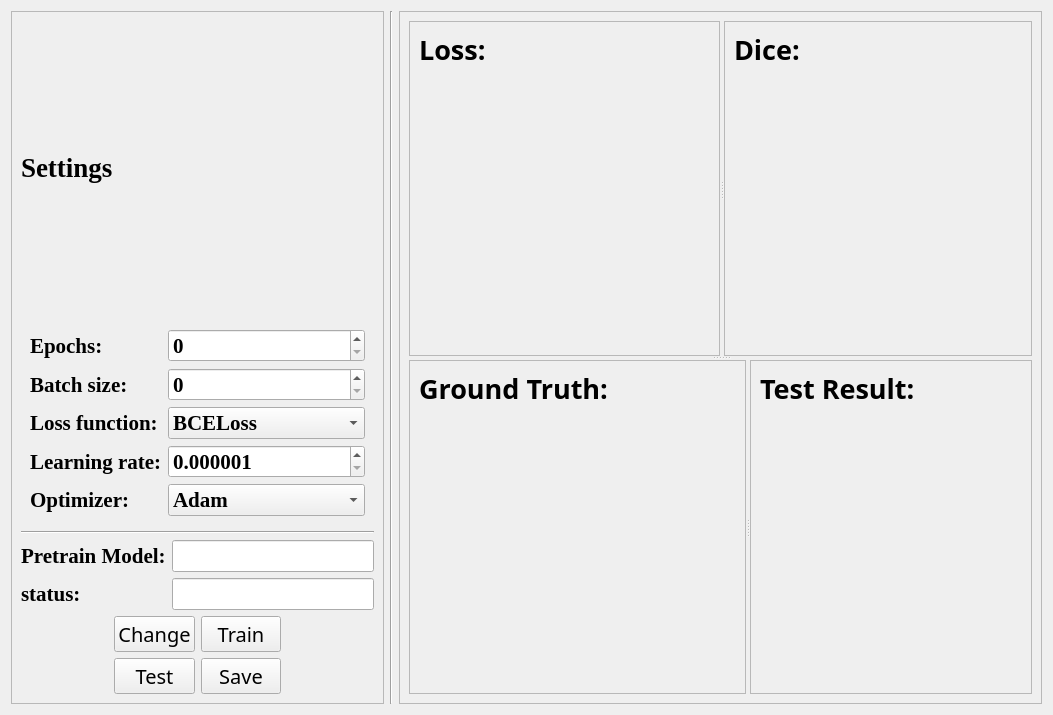
Old version of the form projectFiles/UI/static/trainTab.ui in the repository kaoxing/seg.
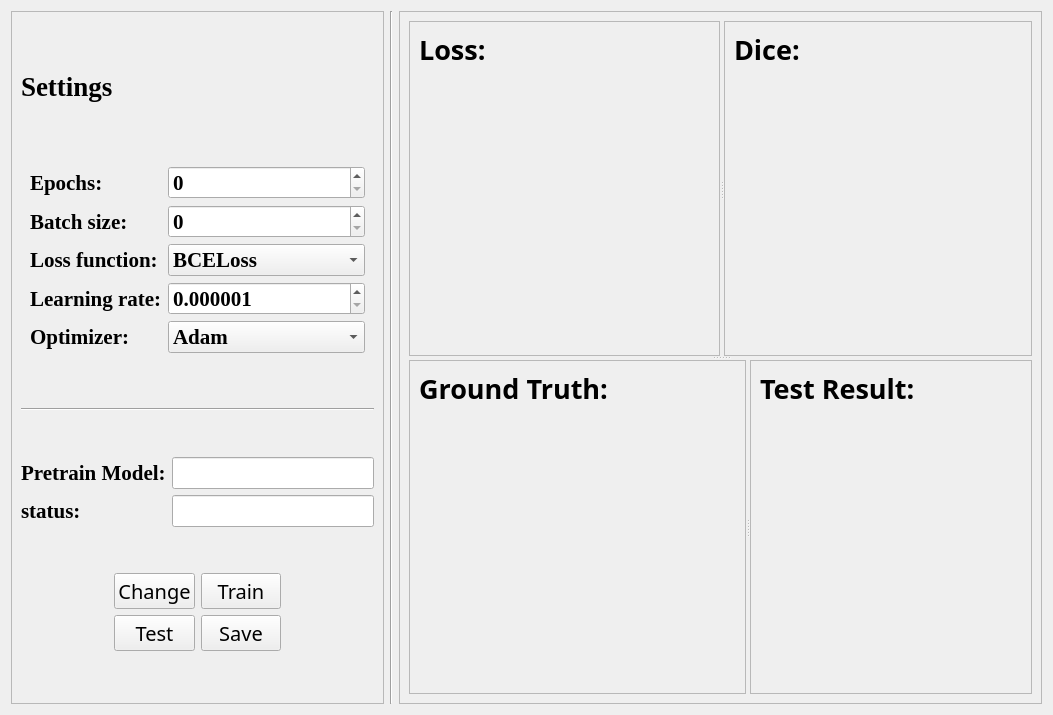
New version of the form. Custom widgets are drawn as their Qt base class.

What changed in the file:
```diff
--- a/projectFiles/UI/static/trainTab.ui
+++ b/projectFiles/UI/static/trainTab.ui
@@ -25,6 +25,12 @@
      <layout class="QVBoxLayout" name="verticalLayout" stretch="1,5,1,2,2">
       <item>
        <widget class="QLabel" name="label_5">
+        <property name="maximumSize">
+         <size>
+          <width>16777215</width>
+          <height>50</height>
+         </size>
+        </property>
         <property name="font">
          <font>
           <family>Times New Roman</family>
```
